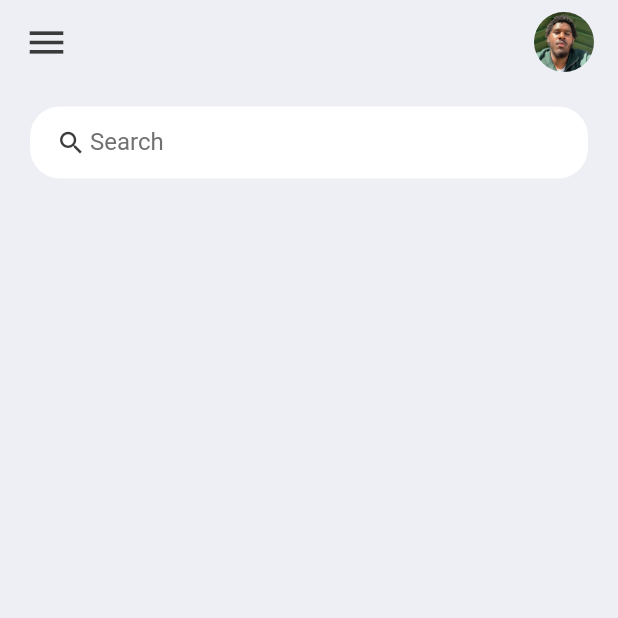
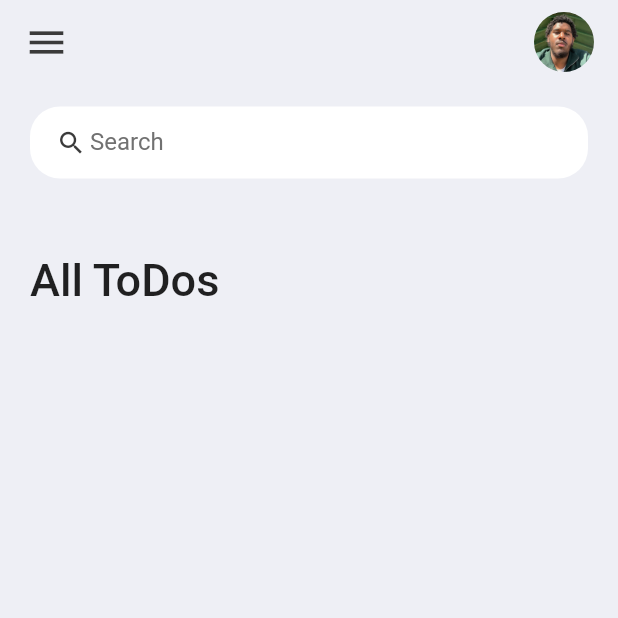
Before and after one commit to Abdulrahman48811/ToDo-Flutter, a Flutter app: the screen it shows after launch, on a phone screen of 412 x 824 dp, the top half of it. Run offline on Flutter 3.47's test engine with Material 2 defaults, Android fonts, the phone set to English and light mode, and no system bars.

Commit message:
Created Title

```diff
--- a/todo/lib/screens/home.dart
+++ b/todo/lib/screens/home.dart
@@ -14,6 +14,22 @@ class Home extends StatelessWidget {
         child: Column(
           children: [
             searchBox(),
+            Expanded(
+              child: ListView(
+                children: [
+                  Container(
+                    margin: EdgeInsets.only(top: 50, bottom: 20),
+                    child: Text(
+                      'All ToDos',
+                      style: TextStyle(
+                        fontSize: 30,
+                        fontWeight: FontWeight.w500,
+                      ),
+                    ),
+                  ),
+                ],
+              ),
+            ),
           ],
         ),
       ),
```
